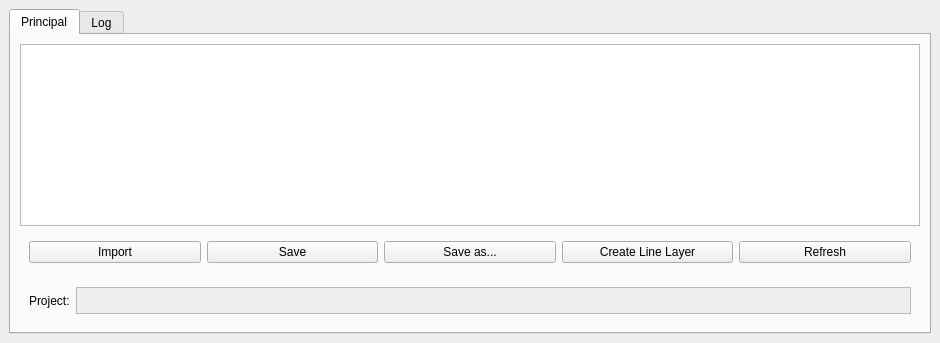
AnthonyWetzel/projet-semestriel---master-2, file BatPlugin/Batplugin_dockwidget_base.ui: the form before one commit.
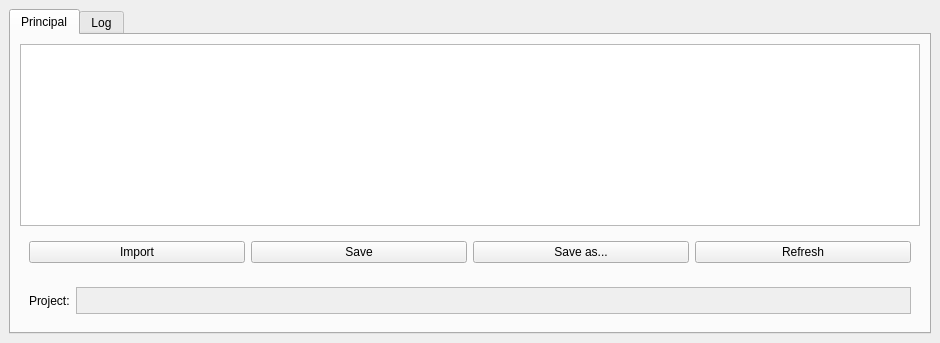
The form after the commit. The open tabs and pages were chosen to show the change.

Commit message: Remove unused code (try..except) - Indentation check Batplugin_dockwidget - Remove Create Line Layer button and function

The edit to the form file:
```diff
--- a/BatPlugin/Batplugin_dockwidget_base.ui
+++ b/BatPlugin/Batplugin_dockwidget_base.ui
@@ -65,13 +65,6 @@
              </property>
             </widget>
            </item>
-           <item>
-            <widget class="QPushButton" name="execLineLayerBtn">
-             <property name="text">
-              <string>Create Line Layer</string>
-             </property>
-            </widget>
-           </item>
            <item>
             <widget class="QPushButton" name="refreshButton">
              <property name="text">
```
Left out of the diff: 2 changed lines with no effect on the pictures. The commit also changes 3 other files.
